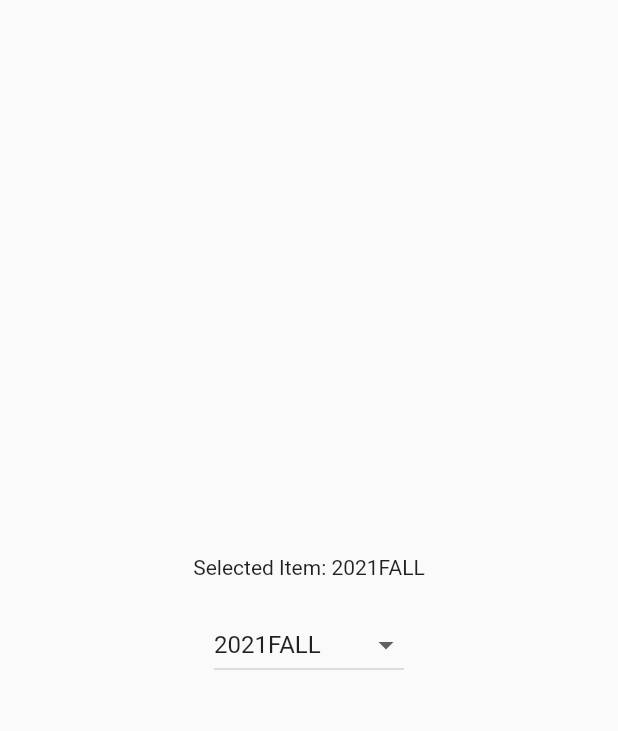
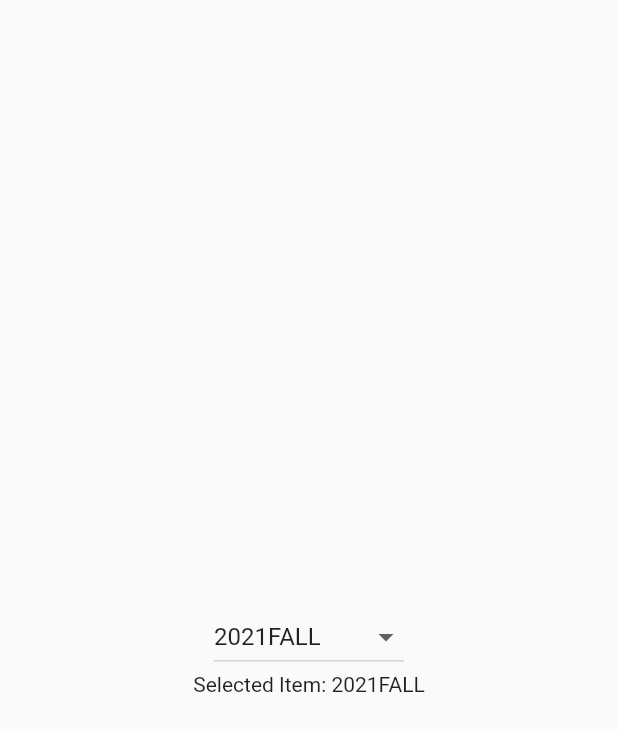
Before and after one commit to dhalmy/iit-scheduling-app, a Flutter app: the DropDownList widget shown alone on an empty page, opened directly, on a phone screen of 412 x 824 dp. Shown: the top 731 px of the screen. Run offline on Flutter 3.47's test engine with Material 2 defaults, Android fonts, the phone set to English and light mode, and no system bars; our stand-ins replace flutter_svg.

Commit message:
Changed padding on drop down.

```diff
--- a/lib/nav_bar/course_selection/year_dropdown.dart
+++ b/lib/nav_bar/course_selection/year_dropdown.dart
@@ -21,8 +21,7 @@ class Dropdownliststate extends State<DropDownList> {
         child: Column(
           mainAxisAlignment: MainAxisAlignment.center,
           children: <Widget>[
-            Text('Selected Item: $selectedItem'),
-            const SizedBox(height: 20.0),
+            SizedBox(height: MediaQuery.of(context).size.height * 0.05,),
             // create the dropdown button.
             DropdownButton<String>(
               value: selectedItem, // selected item.
@@ -40,6 +39,7 @@ class Dropdownliststate extends State<DropDownList> {
                 );
               }).toList(),
             ),
+            Text('Selected Item: $selectedItem'),
           ],
         ),
       ),
```
